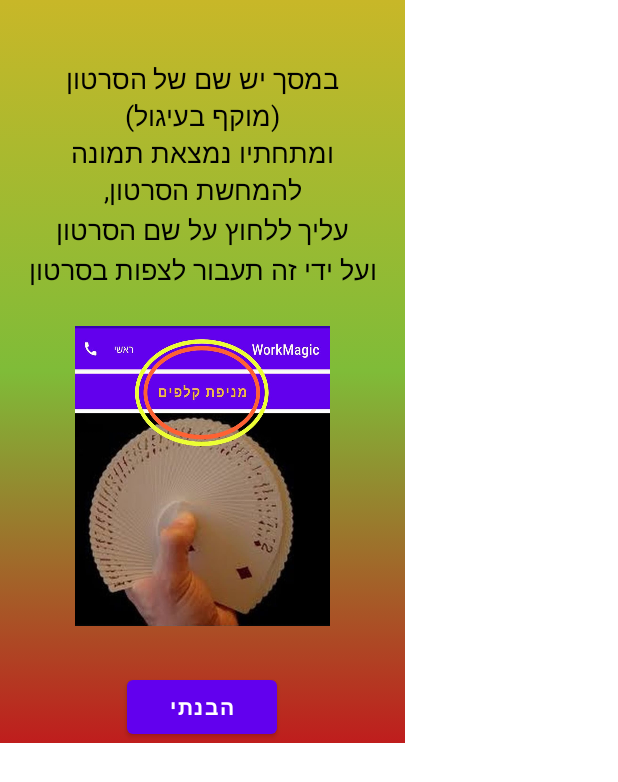
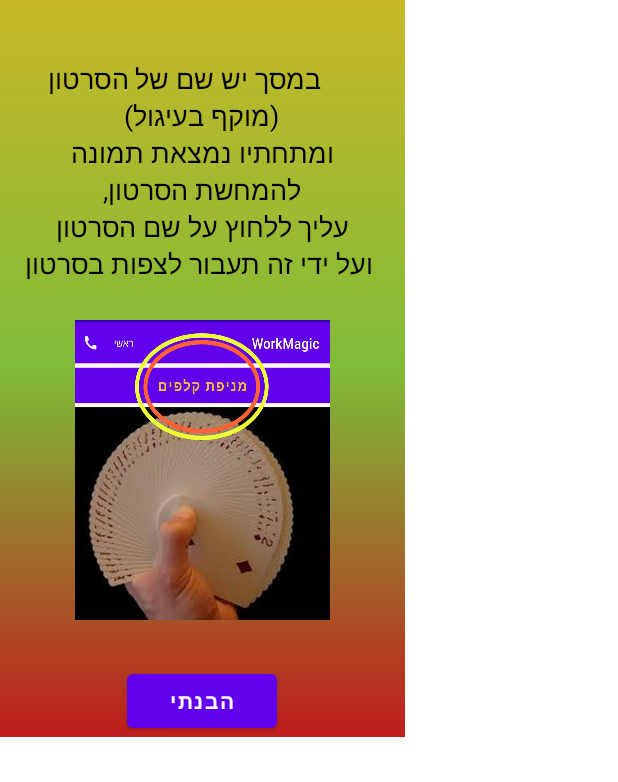
Before and after one commit to 325898302/WorkMagic, an Android app: the layout dialog_exp.xml on its own in the app's theme, with its tools: preview values and no code run, on a phone screen of 412 x 824 dp. Shown: the top 782 px of the screen. Run offline under Robolectric (Android 15) with nearby library versions, the phone set to English and light mode, and no system bars; Roboto replaces fonts that are not available here.

Commit message:
שמות משמעותיים

```diff
--- a/app/src/main/java/com/example/workmagic/activities/AboutShowActivity.java
+++ b/app/src/main/java/com/example/workmagic/activities/AboutShowActivity.java
@@ -90,7 +90,7 @@ public class AboutShowActivity extends AppCompatActivity implements View.OnClick
 
     @Override
     public boolean onCreateOptionsMenu(Menu menu) {
-        getMenuInflater().inflate(R.menu.menu_nomain, menu);
+        getMenuInflater().inflate(R.menu.menu_main_keher_music, menu);
         SharedPreferences sp;
         MenuItem i = menu.findItem(R.id.music);
         sp = getSharedPreferences("sound", 0);
--- a/app/src/main/java/com/example/workmagic/activities/LearnMagicActivity.java
+++ b/app/src/main/java/com/example/workmagic/activities/LearnMagicActivity.java
@@ -42,7 +42,7 @@ public class LearnMagicActivity extends AppCompatActivity implements View.OnClic
 
     @Override
     public boolean onCreateOptionsMenu(Menu menu) {
-        getMenuInflater().inflate(R.menu.menu_nomain, menu);
+        getMenuInflater().inflate(R.menu.menu_main_keher_music, menu);
         SharedPreferences sp;
         MenuItem i = menu.findItem(R.id.music);
         sp = getSharedPreferences("sound", 0);
--- a/app/src/main/java/com/example/workmagic/activities/MagicCardActivity.java
+++ b/app/src/main/java/com/example/workmagic/activities/MagicCardActivity.java
@@ -69,7 +69,7 @@ public class MagicCardActivity extends AppCompatActivity implements View.OnClick
 
     @Override
     public boolean onCreateOptionsMenu(Menu menu) {
-        getMenuInflater().inflate(R.menu.menu_nomain, menu);
+        getMenuInflater().inflate(R.menu.menu_main_keher_music, menu);
         SharedPreferences sp;
         MenuItem i = menu.findItem(R.id.music);
         sp = getSharedPreferences("sound", 0);
--- a/app/src/main/java/com/example/workmagic/activities/MainActivity.java
+++ b/app/src/main/java/com/example/workmagic/activities/MainActivity.java
@@ -15,7 +15,6 @@ import android.widget.Button;
 import android.widget.ImageView;
 
 import com.bumptech.glide.Glide;
-import com.example.workmagic.other.BroadBattery;
 import com.example.workmagic.R;
 import com.example.workmagic.other.ServiceMusic;
 
@@ -57,7 +56,7 @@ public class MainActivity extends AppCompatActivity implements View.OnClickListe
 
     @Override
     public boolean onCreateOptionsMenu(Menu menu) {
-        getMenuInflater().inflate(R.menu.menu_main, menu);
+        getMenuInflater().inflate(R.menu.menu_kesher_music, menu);
         SharedPreferences sp;
         MenuItem i = menu.findItem(R.id.music);
         sp = getSharedPreferences("sound", 0);
--- a/app/src/main/java/com/example/workmagic/activities/MakeMagicActivity.java
+++ b/app/src/main/java/com/example/workmagic/activities/MakeMagicActivity.java
@@ -28,7 +28,7 @@ public class MakeMagicActivity extends AppCompatActivity implements View.OnClick
 
     @Override
     public boolean onCreateOptionsMenu(Menu menu) {
-        getMenuInflater().inflate(R.menu.menu_nomain, menu);
+        getMenuInflater().inflate(R.menu.menu_main_keher_music, menu);
         SharedPreferences sp;
         MenuItem i = menu.findItem(R.id.music);
         sp = getSharedPreferences("sound", 0);
--- a/app/src/main/res/layout/dialog_exp.xml
+++ b/app/src/main/res/layout/dialog_exp.xml
@@ -9,52 +9,13 @@
         android:layout_width="wrap_content"
         android:layout_height="wrap_content"
         android:layout_gravity="center"
+        android:gravity="center"
         android:layout_marginTop="40dp"
-        android:text="במסך יש שם של הסרטון"
+        android:text= "      במסך יש שם של הסרטון \n (מוקף בעיגול) \n ומתחתיו נמצאת תמונה \n להמחשת הסרטון, \n
+עליך ללחוץ על שם הסרטון \n ועל ידי זה תעבור לצפות בסרטון"
         android:textColor="@color/black"
         android:textSize="18dp"/>
 
-    <TextView
-        android:layout_width="wrap_content"
-        android:layout_height="wrap_content"
-        android:layout_gravity="center"
-        android:text="(מוקף בעיגול)"
-        android:textColor="@color/black"
-        android:textSize="18dp"/>
-
-    <TextView
-        android:layout_width="wrap_content"
-        android:layout_height="wrap_content"
-        android:layout_gravity="center"
-        android:text="ומתחתיו נמצאת תמונה"
-        android:textColor="@color/black"
-        android:textSize="18dp"/>
-
-    <TextView
-        android:layout_width="wrap_content"
-        android:layout_height="wrap_content"
-        android:layout_gravity="center"
-        android:text="להמחשת הסרטון,"
-        android:textColor="@color/black"
-        android:textSize="18dp"/>
-
-    <TextView
-        android:layout_width="wrap_content"
-        android:layout_height="wrap_content"
-        android:layout_gravity="center"
-        android:layout_marginTop="2dp"
-        android:text="עליך ללחוץ על שם הסרטון"
-        android:textColor="@color/black"
-        android:textSize="18dp"/>
-
-    <TextView
-        android:layout_width="wrap_content"
-        android:layout_height="wrap_content"
-        android:layout_gravity="center"
-        android:layout_marginTop="2dp"
-        android:text="ועל ידי זה תעבור לצפות בסרטון"
-        android:textColor="@color/black"
-        android:textSize="18dp"/>
 
 
     <ImageView
```
Also changed, not shown: app/src/main/res/menu/menu_kesher_music.xml (renamed from app/src/main/res/menu/menu_main.xml), app/src/main/res/menu/menu_main_keher_music.xml (renamed from app/src/main/res/menu/menu_nomain.xml).
